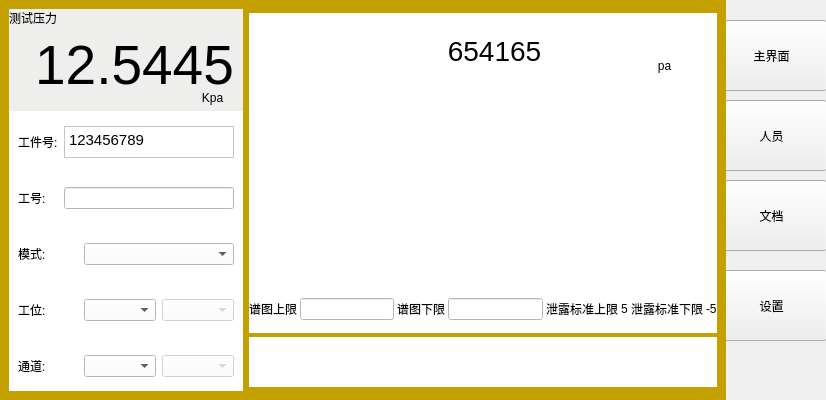
Above: formmain.ui from LEmbedder/widget-mcu before the change. Below: the same form after it.
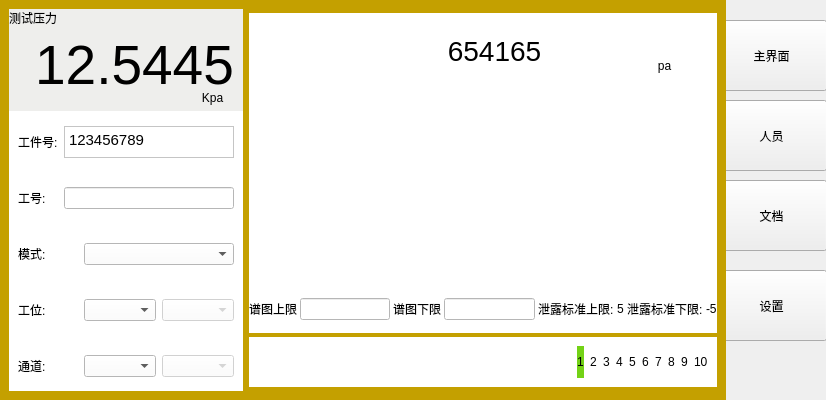
That is the form after the change.

```diff
--- a/formmain.ui
+++ b/formmain.ui
@@ -37,6 +37,9 @@
    </property>
    <item>
     <widget class="QWidget" name="widget" native="true">
+     <property name="styleSheet">
+      <string notr="true">background-color: rgb(196, 160, 0);</string>
+     </property>
      <layout class="QVBoxLayout" name="verticalLayout_2">
       <property name="leftMargin">
        <number>0</number>
@@ -758,7 +761,7 @@
                      </font>
                     </property>
                     <property name="text">
-                     <string>泄露标准上限</string>
+                     <string>泄露标准上限:</string>
                     </property>
                    </widget>
                   </item>
@@ -777,7 +780,7 @@
                      </font>
                     </property>
                     <property name="text">
-                     <string>泄露标准下限</string>
+                     <string>泄露标准下限:</string>
                     </property>
                    </widget>
                   </item>
@@ -805,6 +808,94 @@
               <property name="styleSheet">
                <string notr="true">background-color: rgb(255, 255, 255);</string>
               </property>
+              <layout class="QHBoxLayout" name="horizontalLayout_8">
+               <item>
+                <spacer name="horizontalSpacer_6">
+                 <property name="orientation">
+                  <enum>Qt::Horizontal</enum>
+                 </property>
+                 <property name="sizeHint" stdset="0">
+                  <size>
+                   <width>40</width>
+                   <height>20</height>
+                  </size>
+                 </property>
+                </spacer>
+               </item>
+               <item>
+                <widget class="QLabel" name="label_16">
+                 <property name="styleSheet">
+                  <string notr="true">background-color: rgb(115, 210, 22);</string>
+                 </property>
+                 <property name="text">
+                  <string>1</string>
+                 </property>
+                </widget>
+               </item>
+               <item>
+                <widget class="QLabel" name="label_17">
+                 <property name="text">
+                  <string>2</string>
+                 </property>
+                </widget>
+               </item>
+               <item>
+                <widget class="QLabel" name="label_18">
+                 <property name="text">
+                  <string>3</string>
+                 </property>
+                </widget>
+               </item>
+               <item>
+                <widget class="QLabel" name="label_19">
+                 <property name="text">
+                  <string>4</string>
+                 </property>
+                </widget>
+               </item>
+               <item>
+                <widget class="QLabel" name="label_20">
+                 <property name="text">
+                  <string>5</string>
+                 </property>
+                </widget>
+               </item>
+               <item>
+                <widget class="QLabel" name="label_21">
+                 <property name="text">
+                  <string>6</string>
+                 </property>
+                </widget>
+               </item>
+               <item>
+                <widget class="QLabel" name="label_22">
+                 <property name="text">
+                  <string>7</string>
+                 </property>
+                </widget>
+               </item>
+               <item>
+                <widget class="QLabel" name="label_23">
+                 <property name="text">
+                  <string>8</string>
+                 </property>
+                </widget>
+               </item>
+               <item>
+                <widget class="QLabel" name="label_24">
+                 <property name="text">
+                  <string>9</string>
+                 </property>
+                </widget>
+               </item>
+               <item>
+                <widget class="QLabel" name="label_25">
+                 <property name="text">
+                  <string>10</string>
+                 </property>
+                </widget>
+               </item>
+              </layout>
              </widget>
             </item>
            </layout>
```
